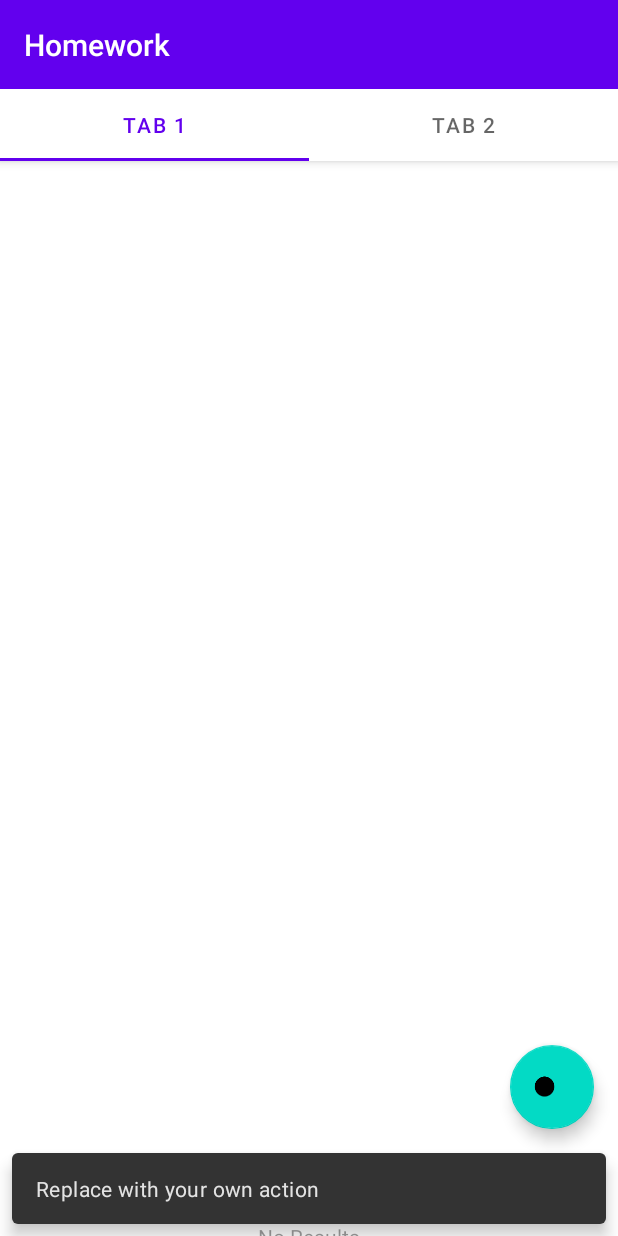
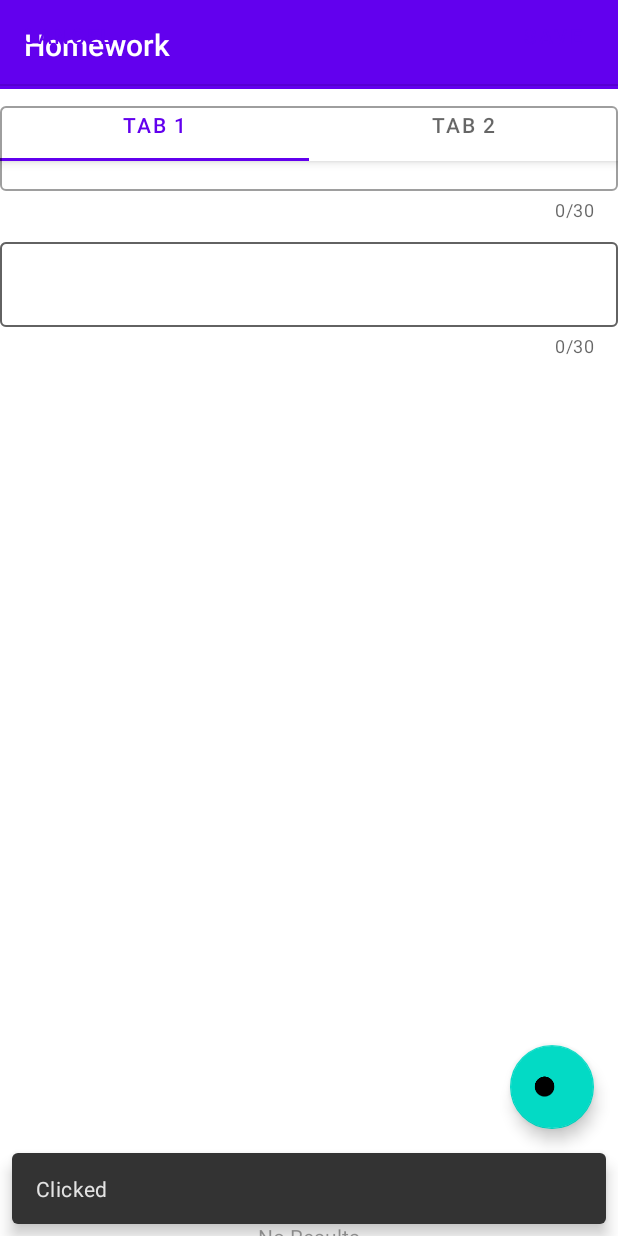
Before and after one commit to pachecoberlin/homework, an Android app: the screen it shows after launch (MainActivity), after a tap on an icon or button, on a phone screen of 412 x 824 dp. Run offline under Robolectric (Android 15) with nearby library versions, the phone set to English and light mode, and no system bars; our stand-ins replace Firebase (no records; nobody signed in at launch, a user with empty details on screens opened directly); 1 statement that could not run was skipped.

Commit message:
Adding Dialog for edditing and creating new tasks

```diff
--- a/app/build.gradle
+++ b/app/build.gradle
@@ -38,8 +38,8 @@ android {
 dependencies {
     implementation 'androidx.core:core-ktx:1.7.0'
     implementation 'androidx.appcompat:appcompat:1.4.1'
-    implementation 'com.google.android.material:material:1.5.0'
-    implementation 'androidx.constraintlayout:constraintlayout:2.1.3'
+    implementation 'com.google.android.material:material:1.6.0'
+    implementation 'androidx.constraintlayout:constraintlayout:2.1.4'
     implementation 'androidx.lifecycle:lifecycle-livedata-ktx:2.4.1'
     implementation 'androidx.lifecycle:lifecycle-viewmodel-ktx:2.4.1'
     // Import the Firebase BoM
--- a/app/src/main/java/de/pacheco/homework/MainActivity.kt
+++ b/app/src/main/java/de/pacheco/homework/MainActivity.kt
@@ -1,27 +1,26 @@
 package de.pacheco.homework
 
 import android.os.Bundle
-import android.util.Log
+import androidx.appcompat.app.AppCompatActivity
+import androidx.fragment.app.DialogFragment
+import androidx.fragment.app.FragmentTransaction
+import androidx.viewpager.widget.ViewPager
 import com.google.android.material.floatingactionbutton.FloatingActionButton
 import com.google.android.material.snackbar.Snackbar
 import com.google.android.material.tabs.TabLayout
-import androidx.viewpager.widget.ViewPager
-import androidx.appcompat.app.AppCompatActivity
-import android.view.Menu
-import android.view.MenuItem
-import com.google.firebase.firestore.ktx.firestore
-import com.google.firebase.ktx.Firebase
+import de.pacheco.homework.databinding.ActivityMainBinding
+import de.pacheco.homework.ui.dialog.NewTaskDialogFragment
 import de.pacheco.homework.ui.main.SectionsPagerAdapter
-import de.pacheco.homework.databinding.ActivityMainBinding
-import de.pacheco.homework.model.Task
 
-class MainActivity : AppCompatActivity() {
+class MainActivity : AppCompatActivity(), NewTaskDialogFragment.NewTaskDialogListener {
 
+    private var isLargeLayout: Boolean = false
     private val TAG: String = "MainActivity"
     private lateinit var binding: ActivityMainBinding
 
     override fun onCreate(savedInstanceState: Bundle?) {
         super.onCreate(savedInstanceState)
+        isLargeLayout = resources.getBoolean(R.bool.large_layout)
 
         binding = ActivityMainBinding.inflate(layoutInflater)
         setContentView(binding.root)
@@ -34,33 +33,45 @@ class MainActivity : AppCompatActivity() {
         val fab: FloatingActionButton = binding.fab
 
         fab.setOnClickListener { view ->
-            Snackbar.make(view, "Replace with your own action", Snackbar.LENGTH_LONG)
+            Snackbar.make(view, "Clicked", Snackbar.LENGTH_LONG)
                 .setAction("Action", null).show()
-            val db =Firebase.firestore
+            showDialog()
+//            MaterialAlertDialogBuilder(this).show()
 
-
-//            val task =
-////                Task("test", false, listOf("Monday"),"Pache","do something")
-//            hashMapOf(
-//                "name" to "test", "periodic" to false, "owner" to "Pacheco", "description" to "do something"
-//            )
+//            val db =Firebase.firestore
+//            val task = Task("test", false, listOf("Monday"),"Pache","do something")
 //            db.collection("Tasks")
 //                .document()
 //                .set(task)
 //                .addOnSuccessListener { Log.d(TAG, "DocumentSnapshot successfully written!") }
 //                .addOnFailureListener { e -> Log.w(TAG, "Error writing document", e) }
 
-            val city = hashMapOf(
-                "name" to "Los Angeles",
-                "state" to "CA",
-                "country" to "USA"
-            )
-
-            db.collection("cities").document("LA")
-                .set(city)
-                .addOnSuccessListener { Log.d(TAG, "DocumentSnapshot successfully written!") }
-                .addOnFailureListener { e -> Log.w(TAG, "Error writing document", e) }
-
         }
     }
+
+    fun showDialog() {
+        val fragmentManager = supportFragmentManager
+        val newFragment = NewTaskDialogFragment()
+        if (isLargeLayout) {
+            // The device is using a large layout, so show the fragment as a dialog
+            newFragment.show(fragmentManager, "NewTaskDialog")
+        } else {
+            // The device is smaller, so show the fragment fullscreen
+            val transaction = fragmentManager.beginTransaction()
+            // For a little polish, specify a transition animation
+            transaction.setTransition(FragmentTransaction.TRANSIT_FRAGMENT_OPEN)
+            // To make it fullscreen, use the 'content' root view as the container
+            // for the fragment, which is always the root view for the activity
+            transaction
+                .add(android.R.id.content, newFragment)
+                .addToBackStack(null)
+                .commit()
+        }
+    }
+
+    override fun onDialogPositiveClick(dialog: DialogFragment) {
+    }
+
+    override fun onDialogNegativeClick(dialog: DialogFragment) {
+    }
 }
--- /dev/null
+++ b/app/src/main/java/de/pacheco/homework/ui/dialog/NewTaskDialogFragment.kt
@@ -0,0 +1,73 @@
+package de.pacheco.homework.ui.dialog
+
+import android.app.Dialog
+import android.content.Context
+import android.os.Bundle
+import android.view.LayoutInflater
+import android.view.View
+import android.view.ViewGroup
+import androidx.fragment.app.DialogFragment
+import de.pacheco.homework.R
+
+class NewTaskDialogFragment : DialogFragment() {
+    private lateinit var listener: NewTaskDialogListener
+
+    interface NewTaskDialogListener {
+        fun onDialogPositiveClick(dialog: DialogFragment)
+        fun onDialogNegativeClick(dialog: DialogFragment)
+    }
+
+    override fun onAttach(context: Context) {
+        super.onAttach(context)
+        try {
+            listener = context as NewTaskDialogListener
+        } catch (e: ClassCastException) {
+            throw ClassCastException(("$context must implement NewTaskDialogListener"))
+        }
+    }
+    /** The system calls this to get the DialogFragment's layout, regardless
+    of whether it's being displayed as a dialog or an embedded fragment. */
+    override fun onCreateView(
+        inflater: LayoutInflater,
+        container: ViewGroup?,
+        savedInstanceState: Bundle?
+    ): View {
+        // Inflate the layout to use as dialog or embedded fragment
+        return inflater.inflate(R.layout.edit_task, container, false)
+    }
+
+    /** The system calls this only when creating the layout in a dialog. */
+    override fun onCreateDialog(savedInstanceState: Bundle?): Dialog {
+        // The only reason you might override this method when using onCreateView() is
+        // to modify any dialog characteristics. For example, the dialog includes a
+        // title by default, but your custom layout might not need it. So here you can
+        // remove the dialog title, but you must call the superclass to get the Dialog.
+        val dialog = super.onCreateDialog(savedInstanceState)
+//        dialog.requestWindowFeature(Window.FEATURE_NO_TITLE)
+        return dialog
+    }
+//    val inputText = outlinedTextField.editText?.text.toString()
+//
+//    outlinedTextField.editText?.doOnTextChanged { inputText, _, _, _ ->
+//        // Respond to input text change
+//    }
+
+//    override fun onCreateDialog(savedInstanceState: Bundle?): Dialog {
+//        return activity?.let {
+//            // Build the dialog and set up the button click handlers
+//            val builder = AlertDialog.Builder(it)
+//
+//            builder.setMessage("New Task")
+//                .setPositiveButton("Save") { dialog, id ->
+//                    listener.onDialogPositiveClick(this)
+//                }
+//                .setNegativeButton(
+//                    "X"
+//                ) { dialog, id ->
+//                    listener.onDialogNegativeClick(this)
+//                }
+//
+//            builder.create()
+//        } ?: throw IllegalStateException("Activity cannot be null")
+//    }
+}
--- a/app/src/main/java/de/pacheco/homework/ui/main/TaskOverviewFragment.kt
+++ b/app/src/main/java/de/pacheco/homework/ui/main/TaskOverviewFragment.kt
@@ -140,7 +140,7 @@ class TaskOverviewFragment : Fragment(), TaskAdapter.OnTaskSelectedListener {
         adapter.stopListening()
     }
 
-    override fun onTaskSelected(restaurant: DocumentSnapshot) {
-        TODO("Not yet implemented")
+    override fun onTaskSelected(task: DocumentSnapshot) {
+        view?.let { Snackbar.make(it, "$task Clicked", Snackbar.LENGTH_LONG).show() }
     }
 }
--- /dev/null
+++ b/app/src/main/res/layout/edit_task.xml
@@ -0,0 +1,92 @@
+<?xml version="1.0" encoding="utf-8"?>
+<androidx.constraintlayout.widget.ConstraintLayout xmlns:android="http://schemas.android.com/apk/res/android"
+    xmlns:app="http://schemas.android.com/apk/res-auto"
+    xmlns:tools="http://schemas.android.com/tools"
+    android:layout_width="fill_parent"
+    android:layout_height="fill_parent">
+
+    <Button
+        android:id="@+id/cancel"
+        style="@style/Widget.MaterialComponents.Button.TextButton"
+        android:layout_width="wrap_content"
+        android:layout_height="wrap_content"
+        android:text="@android:string/cancel"
+        app:layout_constraintStart_toStartOf="parent"
+        app:layout_constraintTop_toTopOf="parent" />
+
+    <Button
+        android:id="@+id/save"
+        style="@style/Widget.MaterialComponents.Button.TextButton"
+        android:layout_width="wrap_content"
+        android:layout_height="wrap_content"
+        android:text="@string/save"
+        app:layout_constraintBottom_toBottomOf="@+id/cancel"
+        app:layout_constraintEnd_toEndOf="parent"
+        app:layout_constraintTop_toTopOf="parent" />
+
+    <View
+        android:id="@+id/divider"
+        android:layout_width="0dp"
+        android:layout_height="1dp"
+        android:layout_marginTop="8dp"
+        android:background="?android:attr/listDivider"
+        app:layout_constraintEnd_toEndOf="parent"
+        app:layout_constraintStart_toStartOf="parent"
+        app:layout_constraintTop_toBottomOf="@+id/cancel" />
+
+    <com.google.android.material.textfield.TextInputLayout
+        android:id="@+id/name"
+        style="@style/Widget.MaterialComponents.TextInputLayout.OutlinedBox"
+        android:layout_width="match_parent"
+        android:layout_height="wrap_content"
+        android:layout_marginTop="8dp"
+        android:text="@string/name"
+        app:layout_constraintStart_toStartOf="parent"
+        app:layout_constraintTop_toBottomOf="@+id/divider"
+        app:counterEnabled="true"
+        app:counterMaxLength="30">
+
+        <com.google.android.material.textfield.TextInputEditText
+            android:layout_width="match_parent"
+            android:layout_height="wrap_content" />
+
+    </com.google.android.material.textfield.TextInputLayout>
+
+    <com.google.android.material.textfield.TextInputLayout
+        android:id="@+id/owner"
+        style="@style/Widget.MaterialComponents.TextInputLayout.OutlinedBox"
+        android:layout_width="match_parent"
+        android:layout_height="wrap_content"
+        android:layout_marginTop="8dp"
+        android:text="@string/name"
+        app:layout_constraintStart_toStartOf="parent"
+        app:layout_constraintTop_toBottomOf="@+id/name"
+        app:counterEnabled="true"
+        app:counterMaxLength="30">
+
+        <com.google.android.material.textfield.TextInputEditText
+            android:layout_width="match_parent"
+            android:layout_height="wrap_content" />
+
+    </com.google.android.material.textfield.TextInputLayout>
+
+
+    <com.google.android.material.textfield.TextInputLayout
+        android:id="@+id/description"
+        style="@style/Widget.MaterialComponents.TextInputLayout.OutlinedBox"
+        android:layout_width="match_parent"
+        android:layout_height="wrap_content"
+        android:layout_marginTop="8dp"
+        android:text="@string/name"
+        app:layout_constraintStart_toStartOf="parent"
+        app:layout_constraintTop_toBottomOf="@+id/name"
+        >
+
+        <com.google.android.material.textfield.TextInputEditText
+            android:layout_width="match_parent"
+            android:layout_height="wrap_content" />
+
+    </com.google.android.material.textfield.TextInputLayout>
+
+
+</androidx.constraintlayout.widget.ConstraintLayout>
--- /dev/null
+++ b/app/src/main/res/values-large/bools.xml
@@ -0,0 +1,4 @@
+<?xml version="1.0" encoding="utf-8"?>
+<resources>
+    <bool name="large_layout">true</bool>
+</resources>
--- /dev/null
+++ b/app/src/main/res/values/bools.xml
@@ -0,0 +1,4 @@
+<?xml version="1.0" encoding="utf-8"?>
+<resources>
+    <bool name="large_layout">false</bool>
+</resources>
--- a/app/src/main/res/values/strings.xml
+++ b/app/src/main/res/values/strings.xml
@@ -4,4 +4,6 @@
     <string name="tab_text_2">Tab 2</string>
     <string name="message_no_results">No Results</string>
     <string name="divider_bullet">•</string>
+    <string name="save">save</string>
+    <string name="name">Name</string>
 </resources>
```
